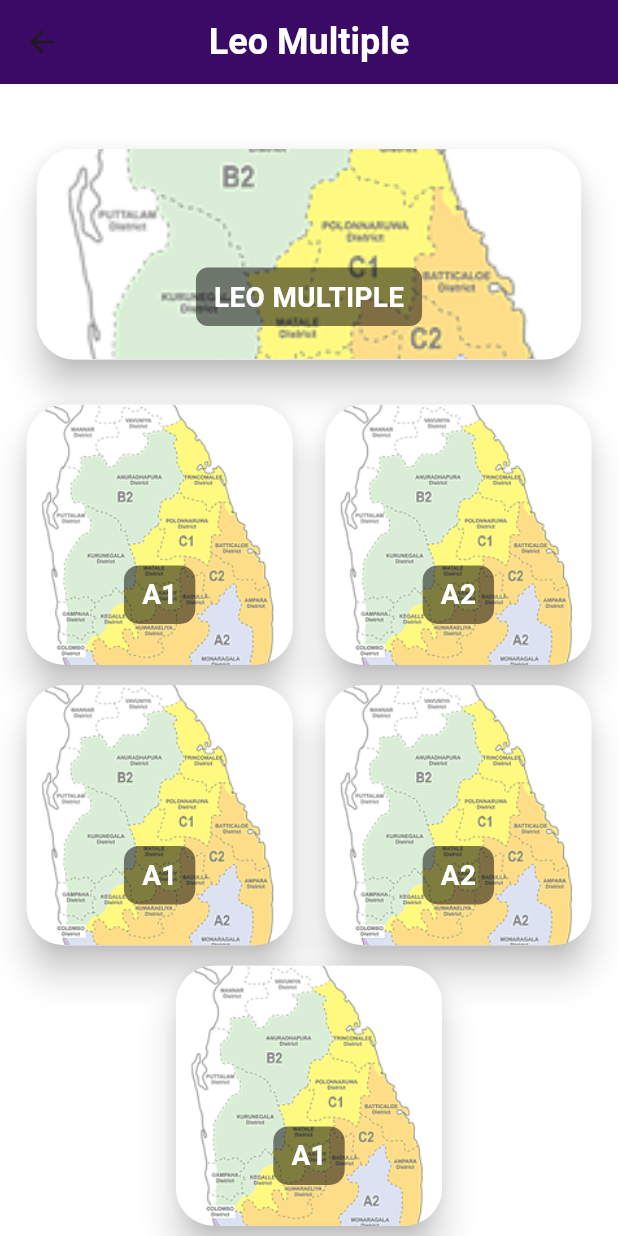
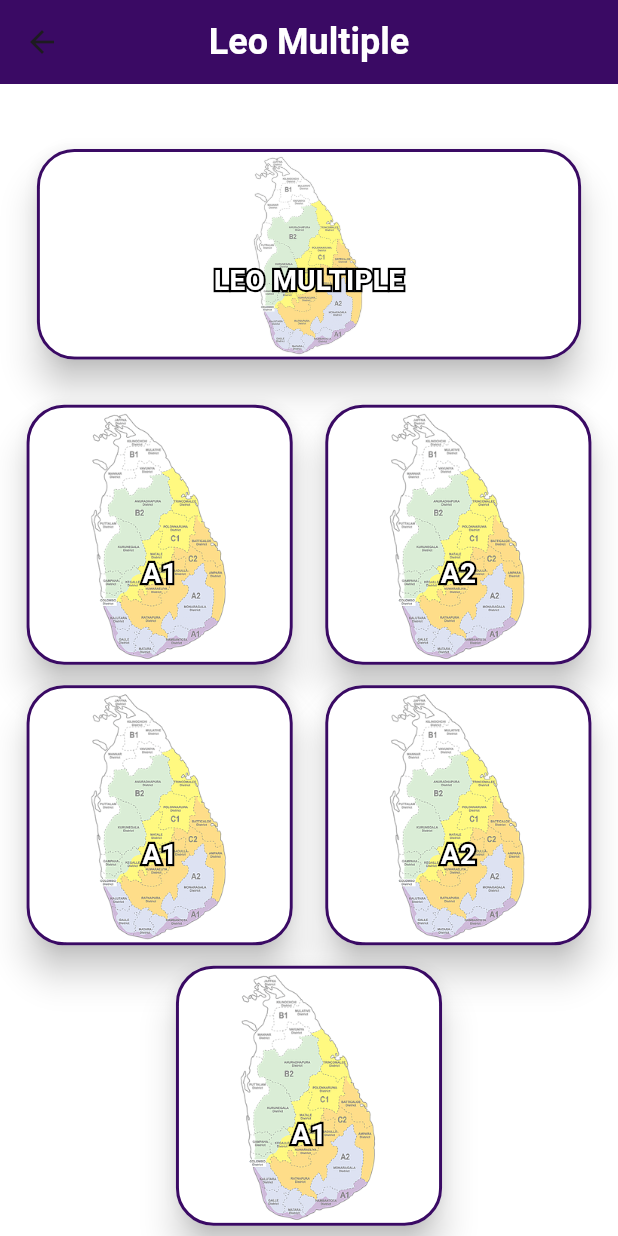
Before and after one commit to Thameera08/A2Leo-App, a Flutter app: the Multiple screen opened directly, on a phone screen of 412 x 824 dp. Run offline on Flutter 3.47's test engine with Material 3 defaults, Android fonts, the phone set to English and light mode, and no system bars; drawn by our look-alikes of flutter_animate; our stand-ins replace carousel_slider, dio, flutter_svg.

Commit message:
new update

```diff
--- a/lib/components/mainCards.dart
+++ b/lib/components/mainCards.dart
@@ -22,7 +22,7 @@ class DashboardItem extends StatelessWidget {
     final screenHeight = MediaQuery.of(context).size.height;
 
     // Adjust width and height based on screen size
-    final cardWidth = screenWidth * 0.45;  // 45% of screen width
+    final cardWidth = screenWidth * 0.45; // 45% of screen width
     final cardHeight = screenHeight * 0.22; // 22% of screen height
 
     return InkWell(
@@ -38,6 +38,14 @@ class DashboardItem extends StatelessWidget {
             shape: RoundedRectangleBorder(
               borderRadius: BorderRadius.circular(25),
             ),
+            child: Container(
+              decoration: BoxDecoration(
+                borderRadius: BorderRadius.circular(25),
+                border: Border.all(
+                  color: AppColors.primary1,
+                  width: 2,
+                ),
+              ),
               child: Stack(
                 alignment: Alignment.center,
                 children: <Widget>[
@@ -47,7 +55,6 @@ class DashboardItem extends StatelessWidget {
                       borderRadius: BorderRadius.circular(25),
                       child: Image(
                         image: img,
-                      fit: BoxFit.cover,
                       ),
                     ),
                   ),
@@ -61,27 +68,43 @@ class DashboardItem extends StatelessWidget {
                     ),
                   ),
                   // Text background shadow and title
+                  // Title text with shadow and stroke effect
                   Positioned(
-                  bottom: cardHeight * 0.15,  // Adjust position based on height
-                  child: Container(
-                    padding: EdgeInsets.symmetric(horizontal: 12, vertical: 6),
-                    decoration: BoxDecoration(
-                      color: Colors.black.withOpacity(0.5),
-                      borderRadius: BorderRadius.circular(10),
-                    ),
-                    child: Text(
+                    bottom: cardHeight * 0.25,
+                    child: Stack(
+                      children: [
+                        // Stroke text (border)
+                        Text(
                           title,
                           style: TextStyle(
-                        fontSize: cardWidth * 0.1,  // Font size based on width
+                            fontSize: cardWidth * 0.1,
+                            fontWeight: FontWeight.bold,
+                            foreground: Paint()
+                              ..style = PaintingStyle.stroke
+                              ..strokeWidth = 3
+                              ..color = Colors.black,
+                          ),
+                        ),
+                        // Main text (foreground)
+                        Text(
+                          title,
+                          style: TextStyle(
+                            fontSize: cardWidth * 0.1,
                             color: Colors.white,
                             fontWeight: FontWeight.bold,
                           ),
                         ),
+                      ],
+                    ),
+                  )
+                ],
+              )
+                  .animate()
+                  .fade(duration: 400.ms)
+                  .scale(duration: 300.ms)
+                  .then(delay: 200.ms), // Animation chain for fade and scale
             ),
           ),
-              ],
-            ),
-          ).animate().fade(duration: 400.ms).scale(duration: 300.ms).then(delay: 200.ms), // Animation chain for fade and scale
         ),
       ),
     );
--- a/lib/components/mainCardsv2.dart
+++ b/lib/components/mainCardsv2.dart
@@ -39,6 +39,14 @@ class MainCardV2 extends StatelessWidget {
             shape: RoundedRectangleBorder(
               borderRadius: BorderRadius.circular(25),
             ),
+            child: Container(
+              decoration: BoxDecoration(
+                borderRadius: BorderRadius.circular(25),
+                border: Border.all(
+                  color: AppColors.primary1,
+                  width: 2,
+                ),
+              ),
               child: Stack(
                 alignment: Alignment.center,
                 children: <Widget>[
@@ -50,7 +58,6 @@ class MainCardV2 extends StatelessWidget {
                         image: img,
                         width: imageDimension,
                         height: imageDimension,
-                      fit: BoxFit.cover,
                       ),
                     ),
                   ),
@@ -65,14 +72,23 @@ class MainCardV2 extends StatelessWidget {
                   ),
                   // Title text with shadow background
                   Positioned(
-                  bottom: cardHeight * 0.15,
-                  child: Container(
-                    padding: EdgeInsets.symmetric(horizontal: 12, vertical: 6),
-                    decoration: BoxDecoration(
-                      color: Colors.black.withOpacity(0.5),
-                      borderRadius: BorderRadius.circular(8),
+                    bottom: cardHeight * 0.25,
+                    child: Stack(
+                      children: [
+                        // Stroke text (border)
+                        Text(
+                          title,
+                          style: TextStyle(
+                            fontSize: fontSize,
+                            fontWeight: FontWeight.bold,
+                            foreground: Paint()
+                              ..style = PaintingStyle.stroke
+                              ..strokeWidth = 3
+                              ..color = Colors.black,
                           ),
-                    child: Text(
+                        ),
+                        // Main text (foreground)
+                        Text(
                           title,
                           style: TextStyle(
                             fontSize: fontSize,
@@ -80,11 +96,17 @@ class MainCardV2 extends StatelessWidget {
                             fontWeight: FontWeight.bold,
                           ),
                         ),
+                      ],
+                    ),
+                  )
+                ],
               ),
             ),
-              ],
-            ),
-          ).animate().fade(duration: 400.ms).scale(duration: 300.ms).then(delay: 200.ms),
+          )
+              .animate()
+              .fade(duration: 400.ms)
+              .scale(duration: 300.ms)
+              .then(delay: 200.ms),
         ),
       ),
     );
--- a/lib/widgets/nav_bar.dart
+++ b/lib/widgets/nav_bar.dart
@@ -81,10 +81,10 @@ class _FinalPageState extends State<FinalPage> {
           ),
           BottomNavigationBarItem(
             icon: Icon(
-              Icons.lightbulb,
+              Icons.person_2_rounded,
               size: 30,
             ),
-            label: 'General',
+            label: 'Clubs',
           ),
           BottomNavigationBarItem(
             icon: Icon(
@@ -95,9 +95,9 @@ class _FinalPageState extends State<FinalPage> {
           ),
         ],
         currentIndex: _selectedIndex,
-        selectedItemColor: AppColors.primary4,
-        unselectedItemColor: AppColors.white,
-        backgroundColor: AppColors.primary1,
+        selectedItemColor: AppColors.black,
+        unselectedItemColor: AppColors.grey,
+        backgroundColor: AppColors.white,
         onTap: _onItemTapped,
         selectedLabelStyle: TextStyle(
           fontSize: 12,
```
Lines whose indentation alone changed are shown as unchanged.
